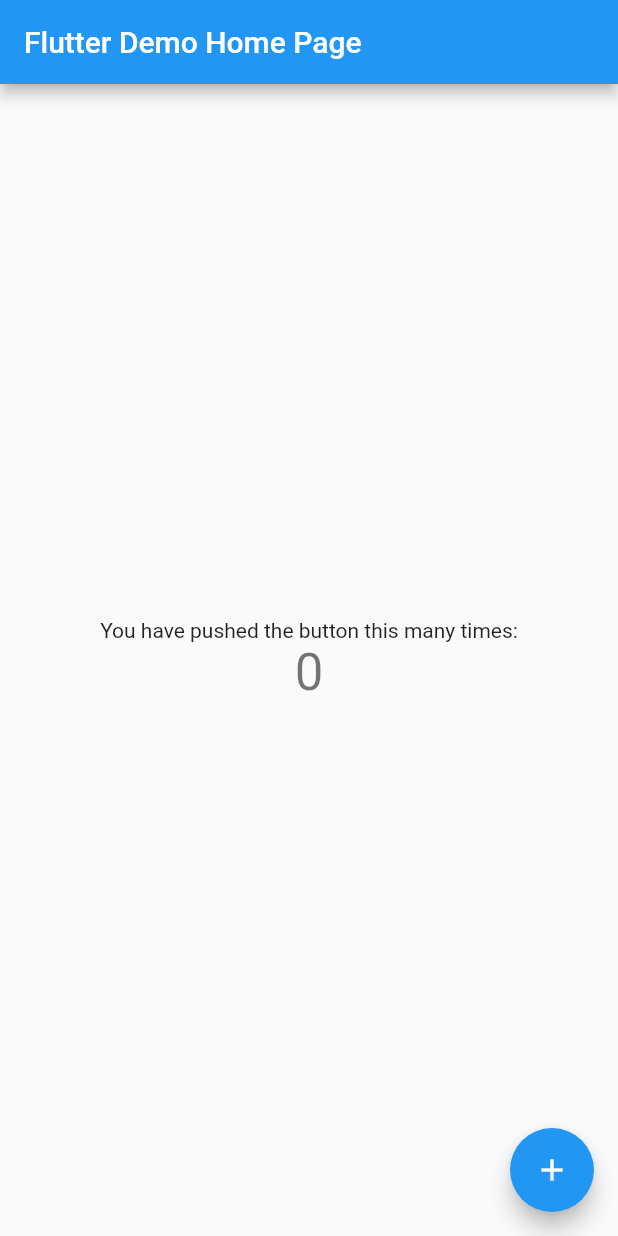
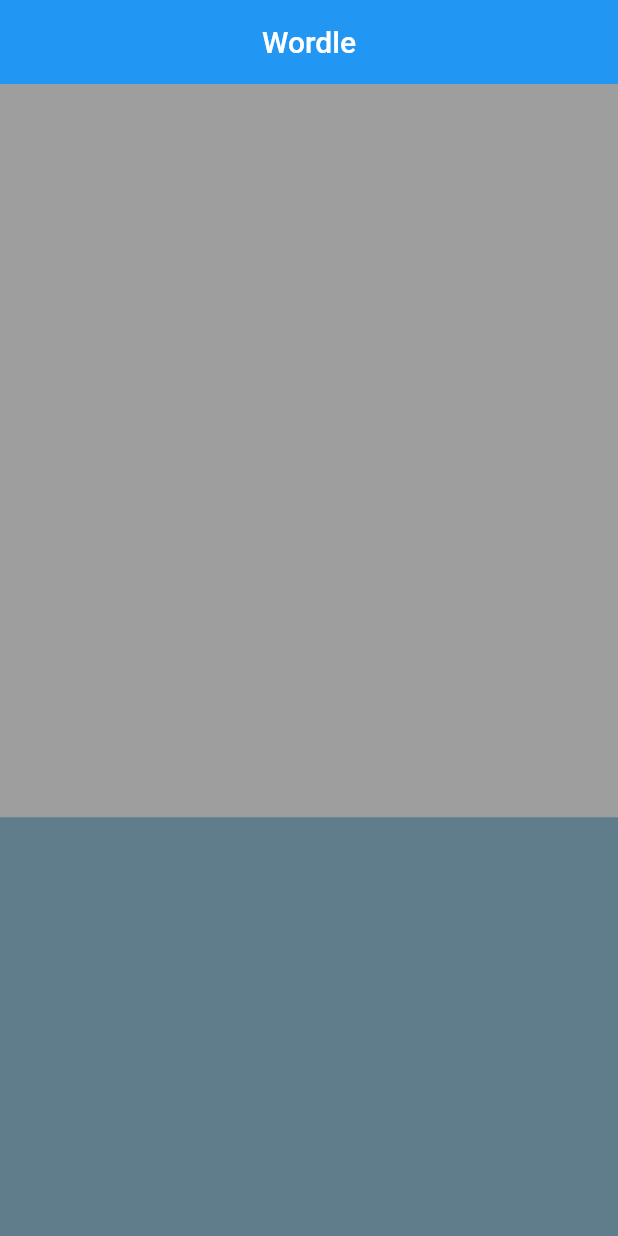
Before and after one commit to bengthedberg/flutter.wordle, a Flutter app: the screen it shows after launch, on a phone screen of 412 x 824 dp. Run offline on Flutter 3.47's test engine with Material 2 defaults, Android fonts, the phone set to English and light mode, and no system bars.

Commit message:
Setup and layout

```diff
--- /dev/null
+++ b/lib/home_page.dart
@@ -0,0 +1,33 @@
+import 'package:flutter/material.dart';
+
+class HomePage extends StatefulWidget {
+  const HomePage({Key? key}) : super(key: key);
+
+  @override
+  State<HomePage> createState() => _HomePageState();
+}
+
+class _HomePageState extends State<HomePage> {
+  @override
+  Widget build(BuildContext context) {
+    return Scaffold(
+      appBar: AppBar(
+        title: const Text('Wordle'),
+        centerTitle: true,
+        elevation: 0,
+      ),
+      body: Column(children: [
+        Expanded(
+            flex: 7,
+            child: Container(
+              color: Colors.grey,
+            )),
+        Expanded(
+            flex: 4,
+            child: Container(
+              color: Colors.blueGrey,
+            )),
+      ]),
+    );
+  }
+}
--- a/lib/main.dart
+++ b/lib/main.dart
@@ -1,4 +1,5 @@
 import 'package:flutter/material.dart';
+import 'package:wordle/home_page.dart';
 
 void main() {
   runApp(const MyApp());
@@ -7,109 +8,13 @@ void main() {
 class MyApp extends StatelessWidget {
   const MyApp({Key? key}) : super(key: key);
 
-  // This widget is the root of your application.
   @override
   Widget build(BuildContext context) {
     return MaterialApp(
+      debugShowCheckedModeBanner: false,
       title: 'Flutter Demo',
-      theme: ThemeData(
-        // This is the theme of your application.
-        //
-        // Try running your application with "flutter run". You'll see the
-        // application has a blue toolbar. Then, without quitting the app, try
-        // changing the primarySwatch below to Colors.green and then invoke
-        // "hot reload" (press "r" in the console where you ran "flutter run",
-        // or simply save your changes to "hot reload" in a Flutter IDE).
-        // Notice that the counter didn't reset back to zero; the application
-        // is not restarted.
-        primarySwatch: Colors.blue,
-      ),
-      home: const MyHomePage(title: 'Flutter Demo Home Page'),
+      theme: ThemeData(),
+      home: const HomePage(),
     );
   }
 }
-
-class MyHomePage extends StatefulWidget {
-  const MyHomePage({Key? key, required this.title}) : super(key: key);
-
-  // This widget is the home page of your application. It is stateful, meaning
-  // that it has a State object (defined below) that contains fields that affect
-  // how it looks.
-
-  // This class is the configuration for the state. It holds the values (in this
-  // case the title) provided by the parent (in this case the App widget) and
-  // used by the build method of the State. Fields in a Widget subclass are
-  // always marked "final".
-
-  final String title;
-
-  @override
-  State<MyHomePage> createState() => _MyHomePageState();
-}
-
-class _MyHomePageState extends State<MyHomePage> {
-  int _counter = 0;
-
-  void _incrementCounter() {
-    setState(() {
-      // This call to setState tells the Flutter framework that something has
-      // changed in this State, which causes it to rerun the build method below
-      // so that the display can reflect the updated values. If we changed
-      // _counter without calling setState(), then the build method would not be
-      // called again, and so nothing would appear to happen.
-      _counter++;
-    });
-  }
-
-  @override
-  Widget build(BuildContext context) {
-    // This method is rerun every time setState is called, for instance as done
-    // by the _incrementCounter method above.
-    //
-    // The Flutter framework has been optimized to make rerunning build methods
-    // fast, so that you can just rebuild anything that needs updating rather
-    // than having to individually change instances of widgets.
-    return Scaffold(
-      appBar: AppBar(
-        // Here we take the value from the MyHomePage object that was created by
-        // the App.build method, and use it to set our appbar title.
-        title: Text(widget.title),
-      ),
-      body: Center(
-        // Center is a layout widget. It takes a single child and positions it
-        // in the middle of the parent.
-        child: Column(
-          // Column is also a layout widget. It takes a list of children and
-          // arranges them vertically. By default, it sizes itself to fit its
-          // children horizontally, and tries to be as tall as its parent.
-          //
-          // Invoke "debug painting" (press "p" in the console, choose the
-          // "Toggle Debug Paint" action from the Flutter Inspector in Android
-          // Studio, or the "Toggle Debug Paint" command in Visual Studio Code)
-          // to see the wireframe for each widget.
-          //
-          // Column has various properties to control how it sizes itself and
-          // how it positions its children. Here we use mainAxisAlignment to
-          // center the children vertically; the main axis here is the vertical
-          // axis because Columns are vertical (the cross axis would be
-          // horizontal).
-          mainAxisAlignment: MainAxisAlignment.center,
-          children: <Widget>[
-            const Text(
-              'You have pushed the button this many times:',
-            ),
-            Text(
-              '$_counter',
-              style: Theme.of(context).textTheme.headline4,
-            ),
-          ],
-        ),
-      ),
-      floatingActionButton: FloatingActionButton(
-        onPressed: _incrementCounter,
-        tooltip: 'Increment',
-        child: const Icon(Icons.add),
-      ), // This trailing comma makes auto-formatting nicer for build methods.
-    );
-  }
-}
```
